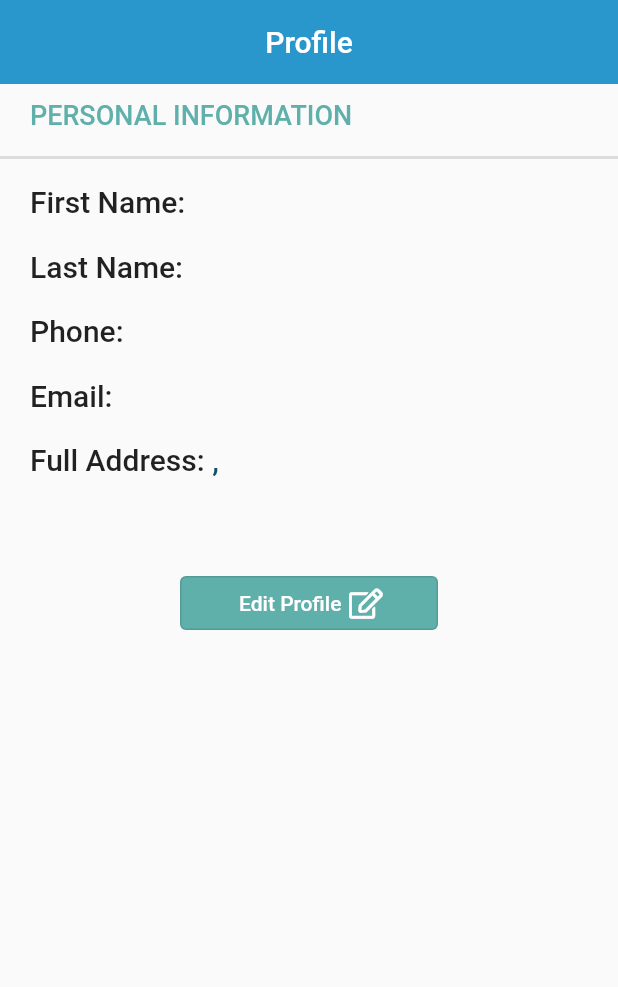
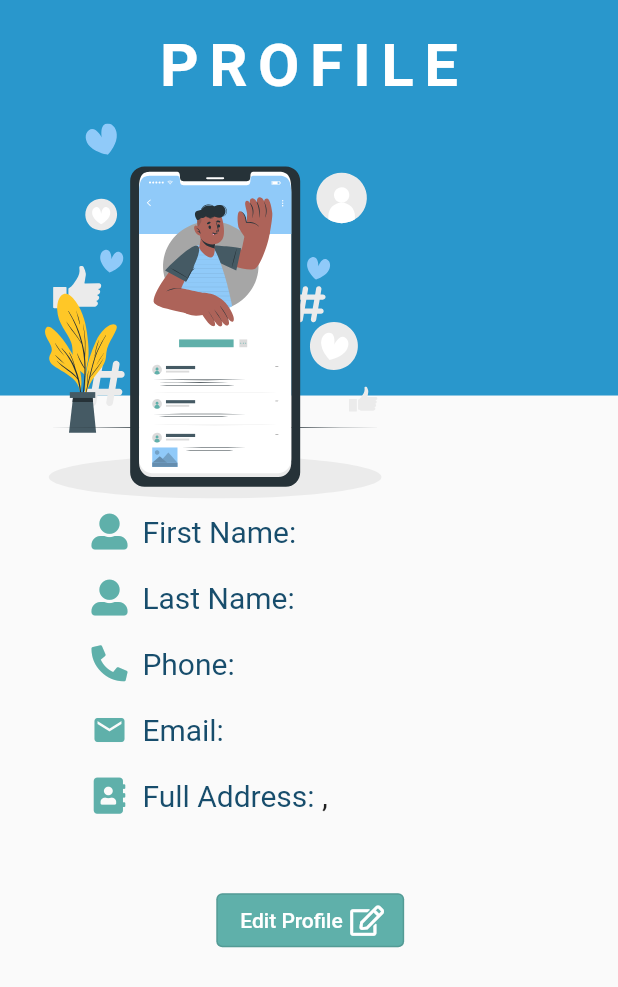
Before and after one commit to mimib00/Pharmacy-App, a Flutter app: the ProfilePage screen opened directly, on a phone screen of 412 x 824 dp. Shown: the top 987 px of the screen. Run offline on Flutter 3.47's test engine with Material 2 defaults, Android fonts, the phone set to English and light mode, and no system bars; our stand-ins replace cloud_firestore, firebase_auth, firebase_core, flutter_svg, font_awesome_flutter, group_radio_button and 2 more; accounts and stored records are empty; project files that could hold a hidden picture were left out.

Commit message:
polishing modification

```diff
--- a/lib/provider/storeData.dart
+++ b/lib/provider/storeData.dart
@@ -37,7 +37,7 @@ class StoreData with ChangeNotifier {
     var snap = await FirebaseFirestore.instance.collection("Products").where("category", isEqualTo: categoryName).get();
 
     snap.docs.forEach((doc) {
-      print(doc.data()['name']);
+      print(doc.data()['price']);
       _categoryProducts.add(
         ProductTile(
           title: doc.data()['name'],
--- a/lib/root.dart
+++ b/lib/root.dart
@@ -46,7 +46,7 @@ class _RootPageState extends State<RootPage> {
     return SafeArea(
       child: Scaffold(
         drawer: NavigationDrawer(),
-        appBar: screenIndex != 1 && screenIndex != 2
+        appBar: screenIndex != 1
             ? AppBar(
                 backgroundColor: kPrimaryColor,
                 elevation: 0,
@@ -78,7 +78,7 @@ class _RootPageState extends State<RootPage> {
             ),
             BottomNavigationBarItem(
               icon: Icon(
-                Icons.person,
+                FontAwesomeIcons.userAlt,
               ),
               label: '',
             ),
--- a/lib/views/profile.dart
+++ b/lib/views/profile.dart
@@ -1,4 +1,5 @@
 import 'package:flutter/material.dart';
+import 'package:flutter_svg/flutter_svg.dart';
 import 'package:font_awesome_flutter/font_awesome_flutter.dart';
 import 'package:pharmacy_app/provider/orderData.dart';
 import 'package:pharmacy_app/utils/color.dart';
@@ -8,39 +9,57 @@ class ProfilePage extends StatelessWidget {
   @override
   Widget build(BuildContext context) {
     return Scaffold(
-      appBar: AppBar(
-        backgroundColor: kPrimaryColor,
-        elevation: 0,
-        title: Text('Profile'),
-        centerTitle: true,
-      ),
       body: SingleChildScrollView(
         child: Container(
           height: MediaQuery.of(context).size.height * 0.81,
+          child: Stack(
+            children: [
+              Container(
+                color: kPrimaryColor,
+                height: MediaQuery.of(context).size.height * .32,
+                padding: EdgeInsets.only(top: 20),
+                alignment: Alignment.topCenter,
+                child: Text(
+                  'PROFILE',
+                  style: TextStyle(
+                    color: Colors.white,
+                    fontWeight: FontWeight.bold,
+                    fontSize: 40,
+                    letterSpacing: 7,
+                  ),
+                ),
+              ),
+              Positioned(
+                top: MediaQuery.of(context).size.height * .1,
+                child: Padding(
+                  padding: const EdgeInsets.symmetric(horizontal: 30),
                   child: Column(
+                    crossAxisAlignment: CrossAxisAlignment.center,
+                    children: [
+                      SvgPicture.asset(
+                        'assets/images/cuate.svg',
+                        fit: BoxFit.fill,
+                        height: 250,
+                      ),
+                      Column(
                         crossAxisAlignment: CrossAxisAlignment.start,
                         children: [
                           Padding(
                             padding: const EdgeInsets.symmetric(vertical: 10, horizontal: 20),
-                child: Text(
-                  'PERSONAL INFORMATION',
-                  style: TextStyle(color: mainTeal, fontSize: 18, fontWeight: FontWeight.w500),
-                ),
-              ),
-              Divider(
-                thickness: 2,
-              ),
-              Padding(
-                padding: const EdgeInsets.symmetric(vertical: 10, horizontal: 20),
                             child: Row(
                               children: [
+                                Icon(
+                                  FontAwesomeIcons.userAlt,
+                                  color: mainTeal,
+                                ),
+                                SizedBox(width: 10),
                                 Text(
                                   'First Name: ',
-                      style: TextStyle(fontSize: 20, fontWeight: FontWeight.w500),
+                                  style: TextStyle(color: darkBlue, fontSize: 20),
                                 ),
                                 Text(
                                   "${Provider.of<OrderData>(context).userData!.firstName}",
-                      style: TextStyle(color: darkBlue, fontSize: 20, fontWeight: FontWeight.w500),
+                                  style: TextStyle(fontSize: 20),
                                 ),
                               ],
                             ),
@@ -49,13 +68,42 @@ class ProfilePage extends StatelessWidget {
                             padding: const EdgeInsets.symmetric(vertical: 10, horizontal: 20),
                             child: Row(
                               children: [
+                                Icon(
+                                  FontAwesomeIcons.userAlt,
+                                  color: mainTeal,
+                                ),
+                                SizedBox(width: 10),
                                 Text(
                                   'Last Name: ',
-                      style: TextStyle(fontSize: 20, fontWeight: FontWeight.w500),
+                                  style: TextStyle(color: darkBlue, fontSize: 20),
                                 ),
                                 Text(
                                   "${Provider.of<OrderData>(context).userData!.lastName}",
-                      style: TextStyle(color: darkBlue, fontSize: 20, fontWeight: FontWeight.w500),
+                                  style: TextStyle(fontSize: 20),
+                                ),
+                              ],
+                            ),
+                          ),
+                          // Container(
+                          //   width: 100,
+                          //   child: Divider(),
+                          // ),
+                          Padding(
+                            padding: const EdgeInsets.symmetric(vertical: 10, horizontal: 20),
+                            child: Row(
+                              children: [
+                                Icon(
+                                  FontAwesomeIcons.phoneAlt,
+                                  color: mainTeal,
+                                ),
+                                SizedBox(width: 10),
+                                Text(
+                                  'Phone: ',
+                                  style: TextStyle(color: darkBlue, fontSize: 20),
+                                ),
+                                Text(
+                                  "${Provider.of<OrderData>(context).userData!.phone}",
+                                  style: TextStyle(fontSize: 20),
                                 ),
                               ],
                             ),
@@ -64,13 +112,18 @@ class ProfilePage extends StatelessWidget {
                             padding: const EdgeInsets.symmetric(vertical: 10, horizontal: 20),
                             child: Row(
                               children: [
+                                Icon(
+                                  Icons.email,
+                                  color: mainTeal,
+                                ),
+                                SizedBox(width: 10),
                                 Text(
-                      'Phone: ',
-                      style: TextStyle(fontSize: 20, fontWeight: FontWeight.w500),
+                                  'Email: ',
+                                  style: TextStyle(color: darkBlue, fontSize: 20),
                                 ),
                                 Text(
-                      "${Provider.of<OrderData>(context).userData!.phone}",
-                      style: TextStyle(color: darkBlue, fontSize: 20, fontWeight: FontWeight.w500),
+                                  "${Provider.of<OrderData>(context).userData!.email}",
+                                  style: TextStyle(fontSize: 20),
                                 ),
                               ],
                             ),
@@ -79,35 +132,31 @@ class ProfilePage extends StatelessWidget {
                             padding: const EdgeInsets.symmetric(vertical: 10, horizontal: 20),
                             child: Row(
                               children: [
+                                Icon(
+                                  FontAwesomeIcons.solidAddressBook,
+                                  color: mainTeal,
+                                ),
+                                SizedBox(width: 10),
                                 Text(
-                      'Email: ',
-                      style: TextStyle(fontSize: 20, fontWeight: FontWeight.w500),
+                                  'Full Address: ',
+                                  style: TextStyle(color: darkBlue, fontSize: 20),
                                 ),
                                 Text(
-                      "${Provider.of<OrderData>(context).userData!.email}",
-                      style: TextStyle(color: darkBlue, fontSize: 20, fontWeight: FontWeight.w500),
+                                  "${Provider.of<OrderData>(context).userData!.address}, ${Provider.of<OrderData>(context).userData!.wilaya}",
+                                  style: TextStyle(fontSize: 20),
                                 ),
                               ],
                             ),
                           ),
-              Padding(
-                padding: const EdgeInsets.symmetric(vertical: 10, horizontal: 20),
-                child: Row(
-                  children: [
-                    Text(
-                      'Full Address: ',
-                      style: TextStyle(fontSize: 20, fontWeight: FontWeight.w500),
-                    ),
-                    Text(
-                      "${Provider.of<OrderData>(context).userData!.address}, ${Provider.of<OrderData>(context).userData!.wilaya}",
-                      style: TextStyle(color: darkBlue, fontSize: 20, fontWeight: FontWeight.w500),
+                        ],
                       ),
                     ],
                   ),
                 ),
-              Container(
-                padding: const EdgeInsets.symmetric(vertical: 50, horizontal: 120),
-                alignment: Alignment.center,
+              ),
+              Positioned(
+                bottom: 30,
+                left: MediaQuery.of(context).size.width * .35,
                 child: OutlinedButton(
                   onPressed: () {},
                   child: Row(
@@ -130,7 +179,7 @@ class ProfilePage extends StatelessWidget {
                     backgroundColor: MaterialStateProperty.all<Color>(mainTeal),
                   ),
                 ),
-              ),
+              )
             ],
           ),
         ),
@@ -138,3 +187,4 @@ class ProfilePage extends StatelessWidget {
     );
   }
 }
+/**/
```
Also changed, not shown: lib/views/categoryProducts.dart (+5 -2 lines), lib/views/checkout_steps/step2_register.dart (+9 -0 lines), lib/views/drawer_views/contact_us.dart (+12 -8 lines), lib/widgets/category_product_tile.dart (+11 -5 lines), assets/images/CLOFENAL100mg 1.svg (deleted), assets/images/biafine-emulsion.jpg (deleted), assets/images/cuate.svg (added), assets/images/doliprane.svg (deleted), assets/images/ibuprofene-400mg-arrow.jpg (deleted), assets/images/smecta.svg (deleted), assets/images/upsa-vitamine-c-500mg-orange-30-comprimes-effervescents.jpg (deleted), assets/images/vetamine d.svg (deleted), assets/images/zyma-solution-buvable-10-ml-face.jpg (deleted). Lines whose indentation alone changed are shown as unchanged.
